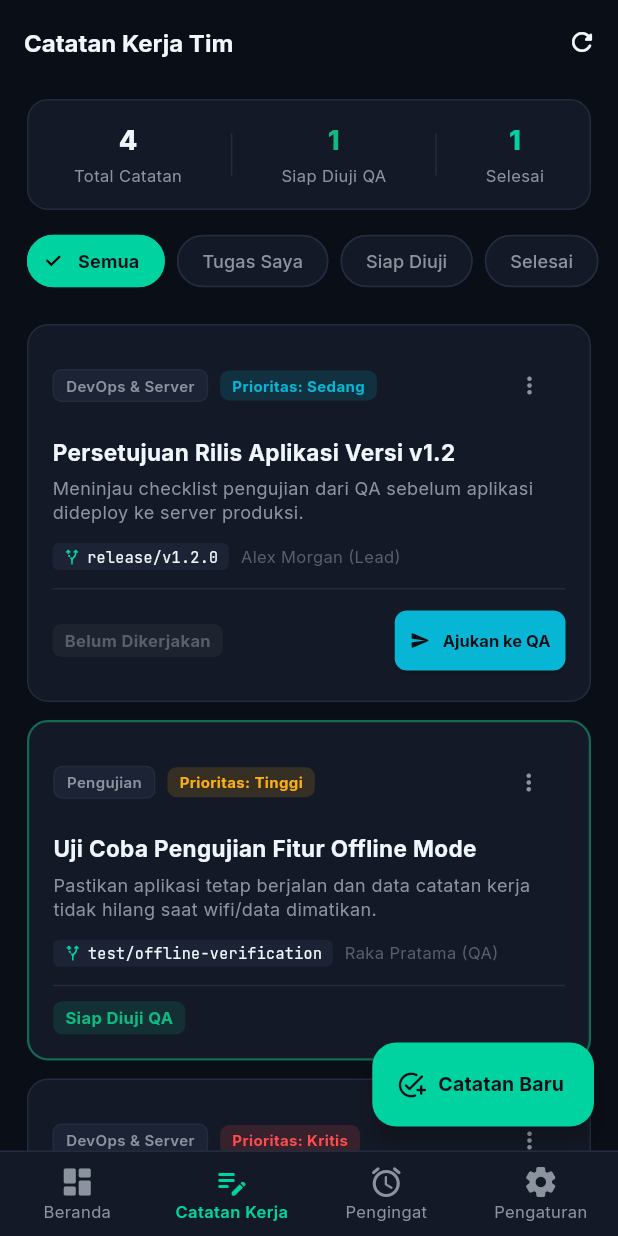
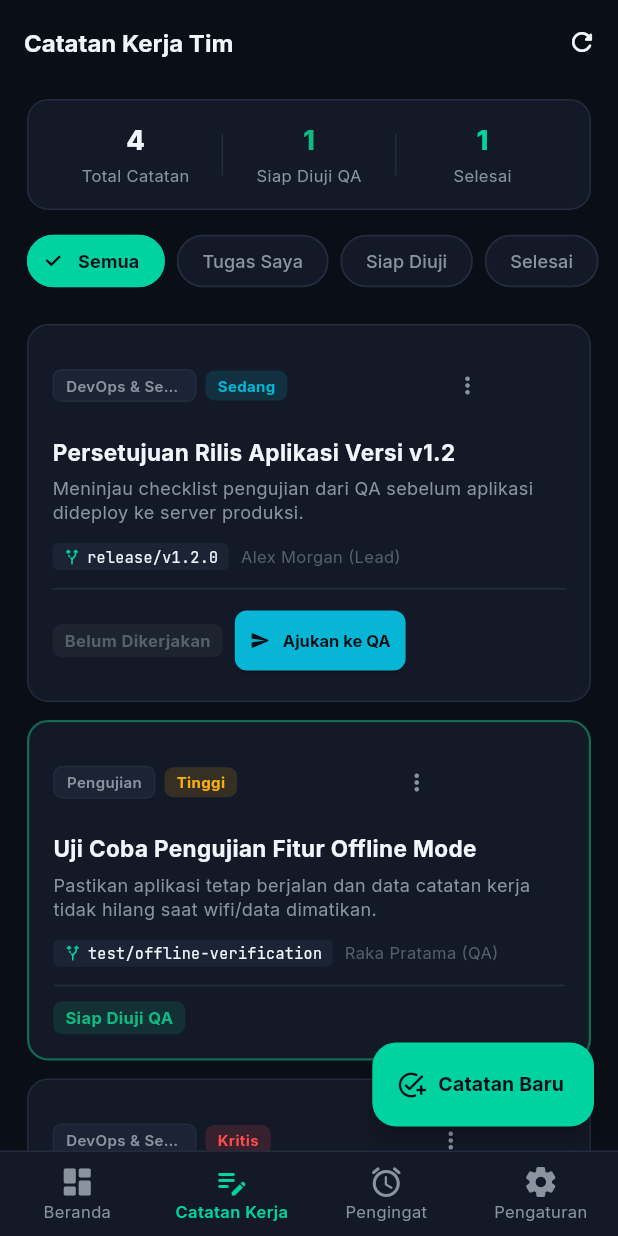
Before and after one commit to irfanzakaria-dev/Devops-manajemen-app, a Flutter app: the RoleDashboardPreview screen opened directly, item 2 of the bottom bar chosen, on a phone screen of 412 x 824 dp. Run offline on Flutter 3.47's test engine with Material 3 defaults, Android fonts, the phone set to English and light mode, and no system bars; our stand-ins replace google_fonts, shared_preferences, sqflite_common_ffi; accounts and stored records are empty.

Commit message:
fix(ui): resolve layout overflow and improve responsiveness across all screen sizes

```diff
--- a/lib/features/home/presentation/role_dashboard_preview.dart
+++ b/lib/features/home/presentation/role_dashboard_preview.dart
@@ -118,12 +118,15 @@ class _RoleDashboardPreviewState extends State<RoleDashboardPreview> {
             ),
           ),
           const SizedBox(width: 8),
-          Text(
+          Flexible(
+            child: Text(
               session.workspace,
+              overflow: TextOverflow.ellipsis,
               style: GoogleFonts.jetBrainsMono(
                 fontSize: 14,
                 fontWeight: FontWeight.w700,
                 color: AppTheme.textPrimary,
+              ),
             ),
           ),
           const SizedBox(width: 8),
@@ -250,7 +253,10 @@ class _RoleDashboardPreviewState extends State<RoleDashboardPreview> {
                   ),
                 ),
                 const SizedBox(height: 3),
-                Row(
+                Wrap(
+                  spacing: 8,
+                  runSpacing: 4,
+                  crossAxisAlignment: WrapCrossAlignment.center,
                   children: [
                     Container(
                       padding: const EdgeInsets.symmetric(horizontal: 6, vertical: 2),
@@ -267,15 +273,19 @@ class _RoleDashboardPreviewState extends State<RoleDashboardPreview> {
                         ),
                       ),
                     ),
-                    const SizedBox(width: 8),
+                    Row(
+                      mainAxisSize: MainAxisSize.min,
+                      children: [
                         const Icon(Icons.lock_outline_rounded, size: 12, color: AppTheme.textMuted),
-                    const SizedBox(width: 2),
+                        const SizedBox(width: 3),
                         Text(
                           'Akses Terkunci',
                           style: GoogleFonts.inter(
-                        fontSize: 11,
+                            fontSize: 10,
                             color: AppTheme.textMuted,
                           ),
+                        ),
+                      ],
                     ),
                   ],
                 ),
@@ -308,7 +318,7 @@ class _RoleDashboardPreviewState extends State<RoleDashboardPreview> {
           ],
         ),
         const SizedBox(height: 20),
-        _buildSectionTitle('PERMINTAAN PERSETUJUAN RILIS (DEPLOY APPROVAL)', AppTheme.primaryMint),
+        _buildSectionTitle('PERSETUJUAN RILIS (DEPLOY)', AppTheme.primaryMint),
         const SizedBox(height: 10),
         _buildCard(
           borderColor: AppTheme.primaryMint.withValues(alpha: 0.5),
@@ -317,11 +327,13 @@ class _RoleDashboardPreviewState extends State<RoleDashboardPreview> {
             children: [
               Row(
                 children: [
-                  Text(
+                  Expanded(
+                    child: Text(
                       'Aplikasi Mobile v1.2.0',
                       style: GoogleFonts.inter(fontSize: 14, fontWeight: FontWeight.w700),
                     ),
-                  const Spacer(),
+                  ),
+                  const SizedBox(width: 8),
                   Container(
                     padding: const EdgeInsets.symmetric(horizontal: 6, vertical: 2),
                     decoration: BoxDecoration(
@@ -453,14 +465,27 @@ class _RoleDashboardPreviewState extends State<RoleDashboardPreview> {
         ),
         const SizedBox(height: 20),
         Row(
-          mainAxisAlignment: MainAxisAlignment.spaceBetween,
           children: [
-            _buildSectionTitle('CATATAN KERJA HARIAN (SQLITE)', AppTheme.primaryMint),
-            TextButton(
-              onPressed: () => setState(() => _currentNavIndex = 1),
-              child: Text(
-                'Buka SQLite →',
-                style: GoogleFonts.inter(fontSize: 12, fontWeight: FontWeight.w700, color: AppTheme.primaryMint),
+            Expanded(
+              child: _buildSectionTitle('CATATAN KERJA (SQLITE)', AppTheme.primaryMint),
+            ),
+            const SizedBox(width: 8),
+            InkWell(
+              borderRadius: BorderRadius.circular(6),
+              onTap: () => setState(() => _currentNavIndex = 1),
+              child: Padding(
+                padding: const EdgeInsets.symmetric(horizontal: 6, vertical: 4),
+                child: Row(
+                  mainAxisSize: MainAxisSize.min,
+                  children: [
+                    Text(
+                      'Buka SQLite',
+                      style: GoogleFonts.inter(fontSize: 11, fontWeight: FontWeight.w700, color: AppTheme.primaryMint),
+                    ),
+                    const SizedBox(width: 2),
+                    const Icon(Icons.arrow_forward_ios_rounded, size: 10, color: AppTheme.primaryMint),
+                  ],
+                ),
               ),
             ),
           ],
@@ -596,16 +621,20 @@ class _RoleDashboardPreviewState extends State<RoleDashboardPreview> {
 
   Widget _buildSectionTitle(String title, Color accent) {
     return Row(
+      mainAxisSize: MainAxisSize.min,
       children: [
         Container(width: 4, height: 14, color: accent),
         const SizedBox(width: 8),
-        Text(
+        Flexible(
+          child: Text(
             title,
+            overflow: TextOverflow.ellipsis,
             style: GoogleFonts.inter(
-            fontSize: 12,
+              fontSize: 11,
               fontWeight: FontWeight.w700,
               letterSpacing: 0.5,
               color: AppTheme.textSecondary,
+            ),
           ),
         ),
       ],
--- a/lib/features/work_notes/presentation/work_notes_screen.dart
+++ b/lib/features/work_notes/presentation/work_notes_screen.dart
@@ -128,11 +128,11 @@ class _WorkNotesScreenState extends State<WorkNotesScreen> {
       child: Row(
         mainAxisAlignment: MainAxisAlignment.spaceAround,
         children: [
-          _buildStatItem('Total Catatan', '$total', AppTheme.textPrimary),
+          Expanded(child: _buildStatItem('Total Catatan', '$total', AppTheme.textPrimary)),
           Container(width: 1, height: 28, color: AppTheme.borderSubtle),
-          _buildStatItem('Siap Diuji QA', '$readyForQaCount', AppTheme.roleQA),
+          Expanded(child: _buildStatItem('Siap Diuji QA', '$readyForQaCount', AppTheme.roleQA)),
           Container(width: 1, height: 28, color: AppTheme.borderSubtle),
-          _buildStatItem('Selesai', '$doneCount', AppTheme.primaryMint),
+          Expanded(child: _buildStatItem('Selesai', '$doneCount', AppTheme.primaryMint)),
         ],
       ),
     );
@@ -227,7 +227,8 @@ class _WorkNotesScreenState extends State<WorkNotesScreen> {
           // Baris Atas: Kategori & Prioritas & Menu
           Row(
             children: [
-              Container(
+              Flexible(
+                child: Container(
                   padding: const EdgeInsets.symmetric(horizontal: 8, vertical: 3),
                   decoration: BoxDecoration(
                     color: AppTheme.bgSurfaceElevated,
@@ -236,22 +237,27 @@ class _WorkNotesScreenState extends State<WorkNotesScreen> {
                   ),
                   child: Text(
                     note.category,
+                    overflow: TextOverflow.ellipsis,
                     style: GoogleFonts.inter(fontSize: 10, fontWeight: FontWeight.w600, color: AppTheme.textSecondary),
                   ),
                 ),
-              const SizedBox(width: 8),
-              Container(
+              ),
+              const SizedBox(width: 6),
+              Flexible(
+                child: Container(
                   padding: const EdgeInsets.symmetric(horizontal: 8, vertical: 3),
                   decoration: BoxDecoration(
                     color: priorityColor.withValues(alpha: 0.15),
                     borderRadius: BorderRadius.circular(6),
                   ),
                   child: Text(
-                  'Prioritas: ${note.priority}',
+                    note.priority,
+                    overflow: TextOverflow.ellipsis,
                     style: GoogleFonts.inter(
                       fontSize: 10,
                       fontWeight: FontWeight.w700,
                       color: priorityColor,
+                    ),
                   ),
                 ),
               ),
@@ -333,7 +339,8 @@ class _WorkNotesScreenState extends State<WorkNotesScreen> {
           // Baris Bawah: Status Badge & Tombol Aksi Estafet Tim
           Row(
             children: [
-              Container(
+              Flexible(
+                child: Container(
                   padding: const EdgeInsets.symmetric(horizontal: 8, vertical: 3),
                   decoration: BoxDecoration(
                     color: statusColor.withValues(alpha: 0.15),
@@ -341,6 +348,7 @@ class _WorkNotesScreenState extends State<WorkNotesScreen> {
                   ),
                   child: Text(
                     statusText,
+                    overflow: TextOverflow.ellipsis,
                     style: GoogleFonts.inter(
                       fontSize: 11,
                       fontWeight: FontWeight.w700,
@@ -348,7 +356,8 @@ class _WorkNotesScreenState extends State<WorkNotesScreen> {
                     ),
                   ),
                 ),
-              const Spacer(),
+              ),
+              const SizedBox(width: 8),
               _buildRoleActionButton(note, session),
             ],
           ),
```
Lines whose indentation alone changed are shown as unchanged.
